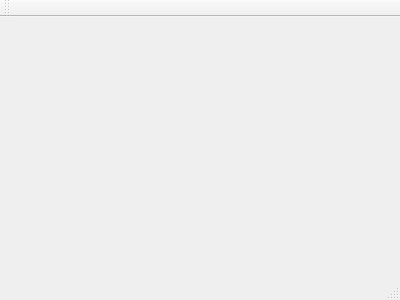
Above: src/ui/qt/mainwindow.ui from TheFlav/Flash-Masta-Desktop before the change. Below: the same form after it.
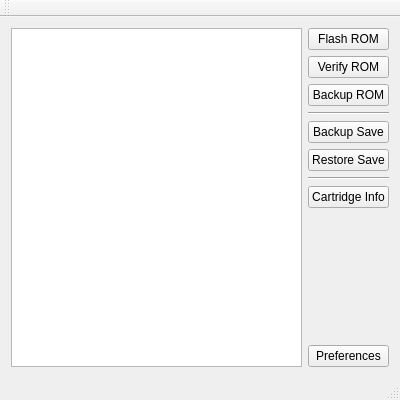
That is the form after the change.

Commit message: + Added GUI elements + Added functionality to "Flash ROM" button + Added functionality to "Backup ROM" button

Diff of the .ui file:
```diff
--- a/src/ui/qt/mainwindow.ui
+++ b/src/ui/qt/mainwindow.ui
@@ -1,24 +1,159 @@
 <ui version="4.0">
  <class>MainWindow</class>
- <widget class="QMainWindow" name="MainWindow" >
-  <property name="geometry" >
+ <widget class="QMainWindow" name="MainWindow">
+  <property name="geometry">
    <rect>
     <x>0</x>
     <y>0</y>
     <width>400</width>
-    <height>300</height>
+    <height>400</height>
    </rect>
   </property>
-  <property name="windowTitle" >
-   <string>MainWindow</string>
+  <property name="minimumSize">
+   <size>
+    <width>400</width>
+    <height>400</height>
+   </size>
   </property>
-  <widget class="QMenuBar" name="menuBar" />
-  <widget class="QToolBar" name="mainToolBar" />
-  <widget class="QWidget" name="centralWidget" />
-  <widget class="QStatusBar" name="statusBar" />
+  <property name="maximumSize">
+   <size>
+    <width>16777215</width>
+    <height>16777215</height>
+   </size>
+  </property>
+  <property name="windowTitle">
+   <string>NeoLinkMasta</string>
+  </property>
+  <widget class="QWidget" name="centralWidget">
+   <layout class="QHBoxLayout" name="horizontalLayout_2">
+    <item>
+     <widget class="QTextBrowser" name="textBrowser">
+      <property name="acceptDrops">
+       <bool>false</bool>
+      </property>
+      <property name="lineWrapMode">
+       <enum>QTextEdit::NoWrap</enum>
+      </property>
+      <property name="textInteractionFlags">
+       <set>Qt::TextSelectableByMouse</set>
+      </property>
+     </widget>
+    </item>
+    <item>
+     <layout class="QVBoxLayout" name="verticalLayout">
+      <item>
+       <widget class="QPushButton" name="button_flash_rom">
+        <property name="text">
+         <string>Flash ROM</string>
+        </property>
+       </widget>
+      </item>
+      <item>
+       <widget class="QPushButton" name="button_verify_rom">
+        <property name="text">
+         <string>Verify ROM</string>
+        </property>
+       </widget>
+      </item>
+      <item>
+       <widget class="QPushButton" name="button_backup_rom">
+        <property name="text">
+         <string>Backup ROM</string>
+        </property>
+       </widget>
+      </item>
+      <item>
+       <widget class="Line" name="line">
+        <property name="frameShadow">
+         <enum>QFrame::Sunken</enum>
+        </property>
+        <property name="orientation">
+         <enum>Qt::Horizontal</enum>
+        </property>
+       </widget>
+      </item>
+      <item>
+       <widget class="QPushButton" name="button_backup_save">
+        <property name="text">
+         <string>Backup Save</string>
+        </property>
+       </widget>
+      </item>
+      <item>
+       <widget class="QPushButton" name="button_restore_save">
+        <property name="text">
+         <string>Restore Save</string>
+        </property>
+       </widget>
+      </item>
+      <item>
+       <widget class="Line" name="line_2">
+        <property name="orientation">
+         <enum>Qt::Horizontal</enum>
+        </property>
+       </widget>
+      </item>
+      <item>
+       <widget class="QPushButton" name="button_cartridge_info">
+        <property name="text">
+         <string>Cartridge Info</string>
+        </property>
+       </widget>
+      </item>
+      <item>
+       <spacer name="verticalSpacer">
+        <property name="orientation">
+         <enum>Qt::Vertical</enum>
+        </property>
+        <property name="sizeHint" stdset="0">
+         <size>
+          <width>20</width>
+          <height>40</height>
+         </size>
+        </property>
+       </spacer>
+      </item>
+      <item>
+       <widget class="QPushButton" name="button_preferences">
+        <property name="text">
+         <string>Preferences</string>
+        </property>
+       </widget>
+      </item>
+     </layout>
+    </item>
+   </layout>
+  </widget>
+  <widget class="QMenuBar" name="menuBar">
+   <property name="geometry">
+    <rect>
+     <x>0</x>
+     <y>0</y>
+     <width>400</width>
+     <height>22</height>
+    </rect>
+   </property>
+  </widget>
+  <widget class="QToolBar" name="mainToolBar">
+   <attribute name="toolBarArea">
+    <enum>TopToolBarArea</enum>
+   </attribute>
+   <attribute name="toolBarBreak">
+    <bool>false</bool>
+   </attribute>
+  </widget>
+  <widget class="QStatusBar" name="statusBar">
+   <property name="enabled">
+    <bool>false</bool>
+   </property>
+  </widget>
+  <action name="actionHi">
+   <property name="text">
+    <string>Hi</string>
+   </property>
+  </action>
  </widget>
- <layoutDefault spacing="6" margin="11" />
- <pixmapfunction></pixmapfunction>
+ <layoutdefault spacing="6" margin="11"/>
  <resources/>
  <connections/>
 </ui>
```
Left out of the diff: 1 changed line with no effect on the pictures. The commit also changes 4 other files.
